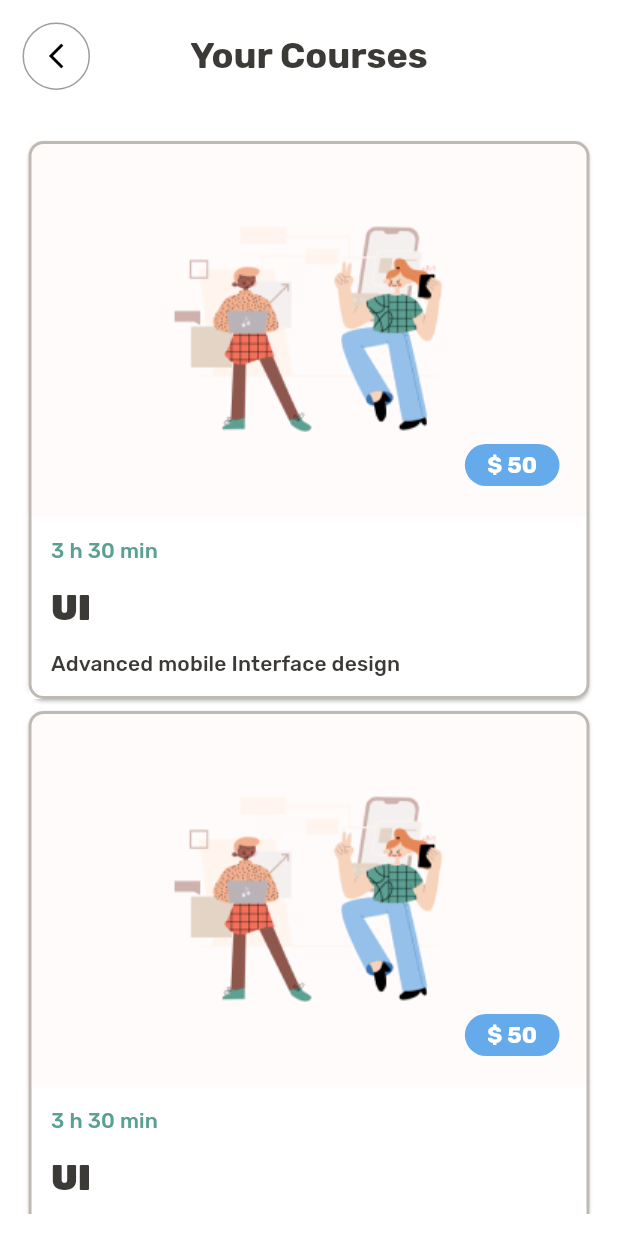
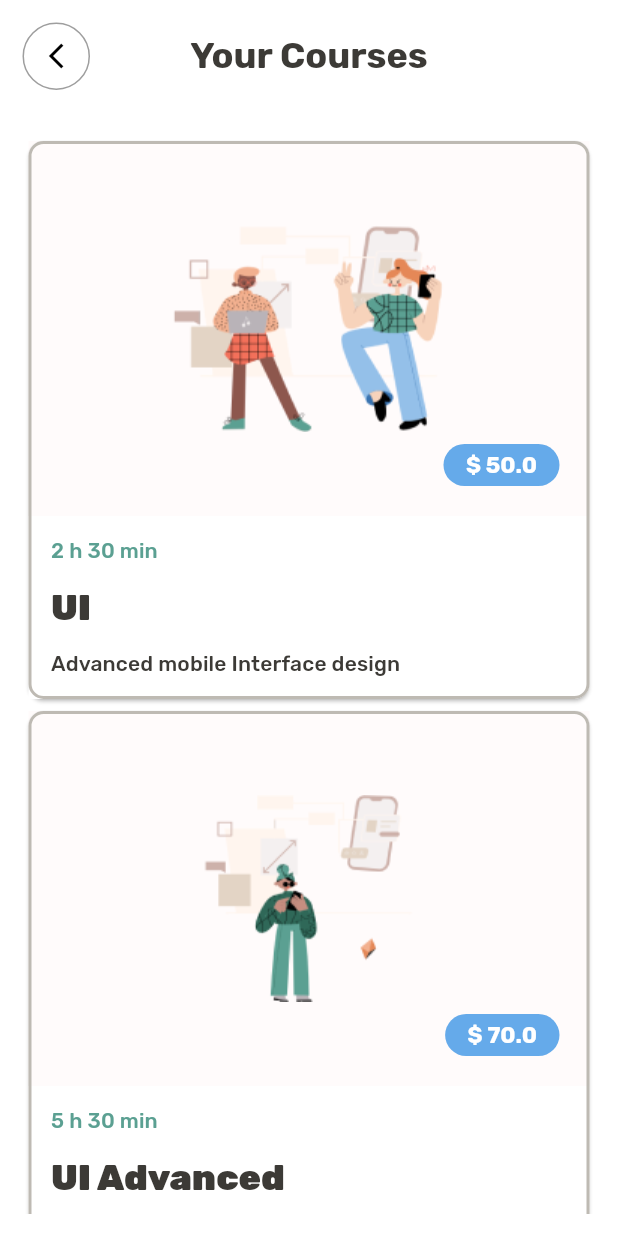
Before and after one commit to abddhe/ed-tech-ui-flutter, a Flutter app: the YourCoursesScreen screen opened by its route, on a phone screen of 412 x 824 dp. Run offline on Flutter 3.47's test engine with Material 2 defaults, Android fonts, the phone set to English and light mode, and no system bars; our stand-ins replace font_awesome_flutter, google_fonts, smooth_page_indicator.

Commit message:
Make course card have a dynamic data

```diff
--- a/lib/widgets/course_card.dart
+++ b/lib/widgets/course_card.dart
@@ -32,14 +32,14 @@ class CourseCard extends StatelessWidget {
                   width: double.infinity,
                   height: 250.0,
                   child: Image.asset(
-                    "assets/images/UI.png",
+                    course.imageURL,
                   ),
                 ),
-                 const Positioned(
+                 Positioned(
                   bottom: 20,
                   right: 20,
                   child: BadgeWidget(
-                    text: "\$ 50",
+                    text: "\$ ${course.price}",
                   ),
                 ),
               ],
@@ -51,7 +51,7 @@ class CourseCard extends StatelessWidget {
                 crossAxisAlignment: CrossAxisAlignment.start,
                 children: [
                   Text(
-                    "3 h 30 min",
+                    course.duration,
                     style: Theme.of(context)
                         .textTheme
                         .titleSmall!
@@ -63,7 +63,7 @@ class CourseCard extends StatelessWidget {
                     height: kDefaultPadding,
                   ),
                   Text(
-                    "UI",
+                    course.title,
                     style: Theme.of(context)
                         .textTheme
                         .headlineSmall!
@@ -76,7 +76,7 @@ class CourseCard extends StatelessWidget {
                     height: kDefaultPadding,
                   ),
                   Text(
-                    "Advanced mobile Interface design",
+                    course.shortDescription,
                     style: Theme.of(context)
                         .textTheme
                         .titleSmall!
```
